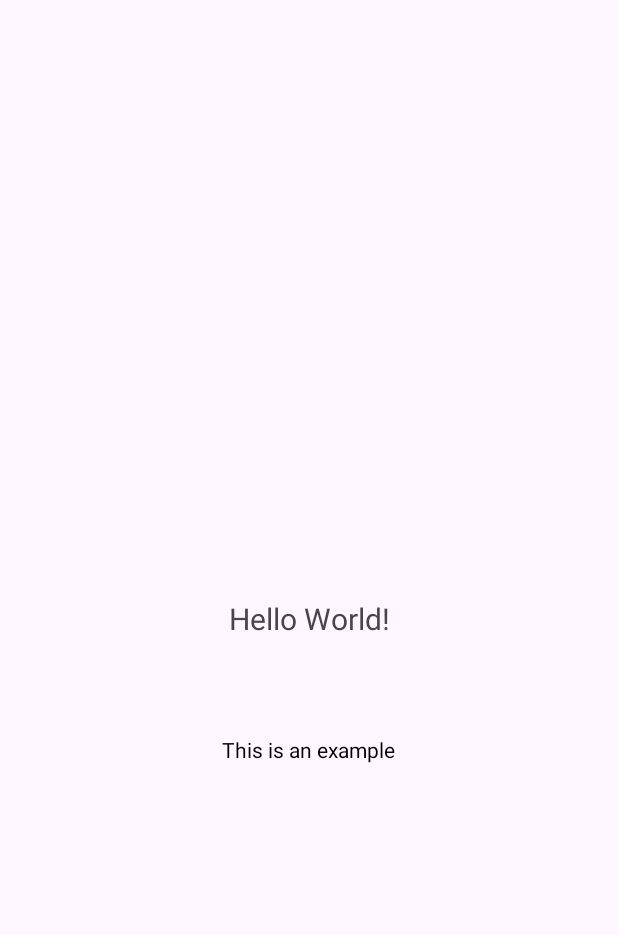
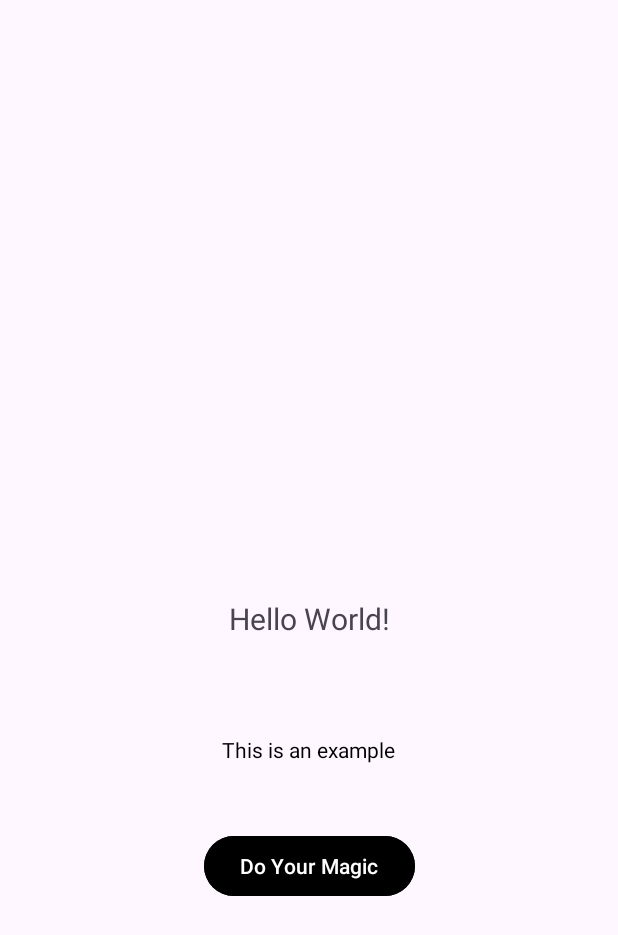
Before and after one commit to theplayernumberzero/AndroidAppDevWithKotlin, an Android app: the screen it shows after launch (MainActivity), on a phone screen of 412 x 824 dp. Shown: the top 935 px of the screen. Run offline under Robolectric (Android 15) with nearby library versions, the phone set to English and light mode, and no system bars.

Commit message:
Kotlin Basics: Buttons

```diff
--- a/Components/app/src/main/java/com/example/components/MainActivity.kt
+++ b/Components/app/src/main/java/com/example/components/MainActivity.kt
@@ -2,6 +2,7 @@ package com.example.components
 
 import android.graphics.Color
 import android.os.Bundle
+import android.widget.Button
 import android.widget.TextView
 import androidx.activity.enableEdgeToEdge
 import androidx.appcompat.app.AppCompatActivity
@@ -13,6 +14,8 @@ class MainActivity : AppCompatActivity() {
     //2 ways to describe varible
     var myText : TextView? = null
     lateinit var myText2 : TextView
+
+    lateinit var myDoMagicButton : Button
 
     override fun onCreate(savedInstanceState: Bundle?) {
         super.onCreate(savedInstanceState)
@@ -27,6 +30,8 @@ class MainActivity : AppCompatActivity() {
         myText = findViewById(R.id.textExample)
         myText2 = findViewById(R.id.textExample2)
 
+        myDoMagicButton = findViewById(R.id.doMagicButton)
+
         myText2.setTextColor(Color.BLACK)
         //myText2.text = "This is an example"
         myText2.setText("This is an example")
@@ -35,5 +40,10 @@ class MainActivity : AppCompatActivity() {
             myText2.setBackgroundColor(Color.BLACK)
             myText2.setTextColor(Color.WHITE)
         }
+
+        myDoMagicButton.setOnClickListener {
+            myDoMagicButton.setBackgroundColor(Color.BLUE)
+            myText2.setText("I have done my magic")
+        }
     }
 }
--- a/Components/app/src/main/res/layout/activity_main.xml
+++ b/Components/app/src/main/res/layout/activity_main.xml
@@ -29,4 +29,15 @@
         app:layout_constraintStart_toStartOf="parent"
         app:layout_constraintTop_toBottomOf="@+id/textExample" />
 
+    <Button
+        android:id="@+id/doMagicButton"
+        android:layout_width="wrap_content"
+        android:layout_height="wrap_content"
+        android:layout_marginTop="44dp"
+        android:backgroundTint="@color/black"
+        android:text="Do Your Magic"
+        app:layout_constraintEnd_toEndOf="parent"
+        app:layout_constraintStart_toStartOf="parent"
+        app:layout_constraintTop_toBottomOf="@+id/textExample2" />
+
 </androidx.constraintlayout.widget.ConstraintLayout>
```
